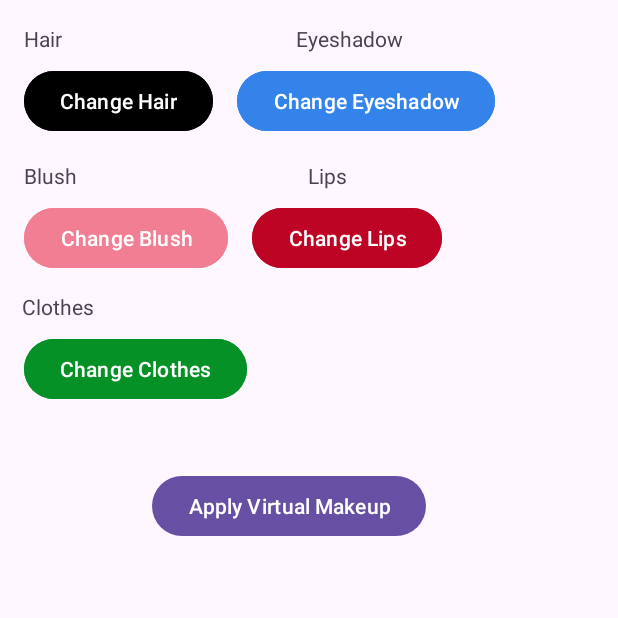
After one commit to ShahaniV/Elixir-2.0, an Android app: the VirtualTryOn screen opened directly, with no data from a screen before it, on a phone screen of 412 x 824 dp, the top half of it. The commit adds this screen. Run offline under Robolectric (Android 15) with nearby library versions, the phone set to English and light mode, and no system bars.

Commit message:
Virtual Try On Progress

```diff
--- a/app/src/main/AndroidManifest.xml
+++ b/app/src/main/AndroidManifest.xml
@@ -22,6 +22,9 @@
         android:supportsRtl="true"
         android:theme="@style/Theme.FaceColorAnalyzer"
         tools:targetApi="31">
+        <activity
+            android:name=".VirtualTryOn"
+            android:exported="false" />
         <activity
             android:name=".ClickGuide"
             android:exported="false" />
--- a/app/src/main/java/com/example/facecoloranalyzer/MainActivity.java
+++ b/app/src/main/java/com/example/facecoloranalyzer/MainActivity.java
@@ -256,6 +256,8 @@ public class MainActivity extends AppCompatActivity {
             public void run() {
                 try {
                     Socket socket = new Socket(SERVER_IP, SERVER_PORT);
+                    SocketManager.getInstance().setSocket(socket); // Store the socket in SocketManager
+
                     ByteArrayOutputStream byteArrayOutputStream = new ByteArrayOutputStream();
                     bitmap.compress(Bitmap.CompressFormat.JPEG, 100, byteArrayOutputStream);
                     byte[] imageData = byteArrayOutputStream.toByteArray();
@@ -272,7 +274,6 @@ public class MainActivity extends AppCompatActivity {
                     int bytesRead = inputStreamReader.read(buffer);
                     final String seasonal = new String(buffer, 0, bytesRead);
 
-
                     runOnUiThread(new Runnable() {
                         @Override
                         public void run() {
@@ -284,8 +285,6 @@ public class MainActivity extends AppCompatActivity {
                             startActivity(resultIntent);
                         }
                     });
-
-                    socket.close();
                 } catch (IOException e) {
                     Log.e("MainActivity", "Error sending image to server", e);
                     runOnUiThread(new Runnable() {
--- /dev/null
+++ b/app/src/main/java/com/example/facecoloranalyzer/VirtualTryOn.java
@@ -0,0 +1,157 @@
+package com.example.facecoloranalyzer;
+
+import android.app.AlertDialog;
+import android.app.ProgressDialog;
+import android.graphics.Bitmap;
+import android.graphics.BitmapFactory;
+import android.graphics.drawable.ColorDrawable;
+import android.os.Bundle;
+import android.util.Log;
+import android.widget.Button;
+import android.widget.ImageView;
+import android.widget.Toast;
+
+import androidx.activity.EdgeToEdge;
+import androidx.appcompat.app.AppCompatActivity;
+import androidx.core.graphics.Insets;
+import androidx.core.view.ViewCompat;
+import androidx.core.view.WindowInsetsCompat;
+
+import java.io.DataInputStream;
+import java.io.DataOutputStream;
+import java.io.IOException;
+import java.net.Socket;
+
+public class VirtualTryOn extends AppCompatActivity {
+
+    private String hairColor;
+    private String eyeshadowColor;
+    private String blushColor;
+    private String lipsColor;
+    private String clothesColor;
+
+    private ImageView virtualMakeupImageView;
+    private ProgressDialog progressDialog;
+
+    @Override
+    protected void onCreate(Bundle savedInstanceState) {
+        super.onCreate(savedInstanceState);
+        EdgeToEdge.enable(this);
+        setContentView(R.layout.activity_virtual_try_on);
+        ViewCompat.setOnApplyWindowInsetsListener(findViewById(R.id.main), (v, insets) -> {
+            Insets systemBars = insets.getInsets(WindowInsetsCompat.Type.systemBars());
+            v.setPadding(systemBars.left, systemBars.top, systemBars.right, systemBars.bottom);
+            return insets;
+        });
+
+        Button btnHair = findViewById(R.id.btnHair);
+        Button btnEyeshadow = findViewById(R.id.btnEyeshadow);
+        Button btnBlush = findViewById(R.id.btnBlush);
+        Button btnLips = findViewById(R.id.btnLips);
+        Button btnClothes = findViewById(R.id.btnClothes);
+        Button btnVirtualMakeup = findViewById(R.id.btnVirtualMakeup);
+        virtualMakeupImageView = findViewById(R.id.virtualMakeupImageView);
+
+        progressDialog = new ProgressDialog(this);
+        progressDialog.setMessage("Applying virtual makeup...");
+        progressDialog.setCancelable(false);
+
+        btnHair.setOnClickListener(view -> updateColor(btnHair));
+        btnEyeshadow.setOnClickListener(view -> updateColor(btnEyeshadow));
+        btnBlush.setOnClickListener(view -> updateColor(btnBlush));
+        btnLips.setOnClickListener(view -> updateColor(btnLips));
+        btnClothes.setOnClickListener(view -> updateColor(btnClothes));
+        btnVirtualMakeup.setOnClickListener(view -> sendVirtualMakeupRequest());
+    }
+
+    private void updateColor(Button button) {
+        String color = Integer.toHexString(((ColorDrawable) button.getBackground()).getColor());
+        int id = button.getId();
+        if (id == R.id.btnHair) {
+            hairColor = color;
+        } else if (id == R.id.btnEyeshadow) {
+            eyeshadowColor = color;
+        } else if (id == R.id.btnBlush) {
+            blushColor = color;
+        } else if (id == R.id.btnLips) {
+            lipsColor = color;
+        } else if (id == R.id.btnClothes) {
+            clothesColor = color;
+        }
+    }
+
+    private void sendVirtualMakeupRequest() {
+        progressDialog.show();
+        new Thread(() -> {
+            try {
+                Socket socket = SocketManager.getInstance().getSocket(); // Get the existing socket
+
+                if (socket != null && socket.isConnected()) {
+                    Log.d("VirtualTryOn", "Socket is connected");
+
+                    // Send the "VirtualMakeup" string to the server
+                    DataOutputStream dataOutputStream = new DataOutputStream(socket.getOutputStream());
+                    dataOutputStream.writeUTF("VirtualMakeup");
+                    dataOutputStream.flush();
+                    Log.d("VirtualTryOn", "Sent VirtualMakeup request to the server");
+
+                    // Send the color data to the server
+                    sendColorData(dataOutputStream, blushColor);
+                    sendColorData(dataOutputStream, eyeshadowColor);
+                    sendColorData(dataOutputStream, hairColor);
+                    sendColorData(dataOutputStream, lipsColor);
+
+                    // Receive the length of the image data
+                    DataInputStream dataInputStream = new DataInputStream(socket.getInputStream());
+                    int length = dataInputStream.readInt();
+                    Log.d("VirtualTryOn", "Received image length: " + length);
+
+                    if (length > 0) {
+                        // Receive the image data
+                        byte[] imageData = new byte[length];
+                        dataInputStream.readFully(imageData);
+                        Log.d("VirtualTryOn", "Received image data of length: " + imageData.length);
+
+                        // Convert the byte data to a Bitmap
+                        Bitmap bitmap = BitmapFactory.decodeByteArray(imageData, 0, length);
+                        Log.d("VirtualTryOn", "Converted image data to Bitmap");
+
+                        // Update the UI with the received image
+                        runOnUiThread(() -> {
+                            progressDialog.dismiss();
+                            virtualMakeupImageView.setImageBitmap(bitmap);
+                            Log.d("VirtualTryOn", "Displayed virtual makeup image");
+                            new AlertDialog.Builder(VirtualTryOn.this)
+                                    .setTitle("Success")
+                                    .setMessage("Successfully received an image from the server.")
+                                    .setPositiveButton("OK", null)
+                                    .show();
+                        });
+                    } else {
+                        Log.e("VirtualTryOn", "Received image length is 0 or negative");
+                        throw new IOException("Received image length is 0 or negative.");
+                    }
+                } else {
+                    Log.e("VirtualTryOn", "Socket is null or not connected");
+                    throw new IOException("Socket is null or not connected");
+                }
+            } catch (Exception e) {
+                Log.e("VirtualTryOn", "Error in virtual makeup request", e);
+                String errorMessage = e.getMessage() != null ? e.getMessage() : "Unknown error";
+                runOnUiThread(() -> {
+                    progressDialog.dismiss();
+                    Toast.makeText(VirtualTryOn.this, "Failed to apply virtual makeup: " + errorMessage, Toast.LENGTH_LONG).show();
+                });
+            }
+        }).start();
+    }
+
+    private void sendColorData(DataOutputStream dataOutputStream, String color) throws IOException {
+        int colorInt = (int) Long.parseLong(color, 16);
+        int blue = (colorInt) & 0xFF;
+        int green = (colorInt >> 8) & 0xFF;
+        int red = (colorInt >> 16) & 0xFF;
+        dataOutputStream.writeUTF(blue + "," + green + "," + red);
+        dataOutputStream.flush();
+    }
+}
--- /dev/null
+++ b/app/src/main/res/layout/activity_virtual_try_on.xml
@@ -0,0 +1,158 @@
+<?xml version="1.0" encoding="utf-8"?>
+<androidx.constraintlayout.widget.ConstraintLayout xmlns:android="http://schemas.android.com/apk/res/android"
+    xmlns:app="http://schemas.android.com/apk/res-auto"
+    xmlns:tools="http://schemas.android.com/tools"
+    android:id="@+id/main"
+    android:layout_width="match_parent"
+    android:layout_height="match_parent"
+    tools:context=".VirtualTryOn">
+
+
+    <!-- Hair Button and Label -->
+
+    <Button
+        android:id="@+id/btnVirtualMakeup"
+        android:layout_width="wrap_content"
+        android:layout_height="wrap_content"
+        android:layout_centerHorizontal="true"
+        android:text="Apply Virtual Makeup"
+        app:layout_constraintBottom_toTopOf="@+id/virtualMakeupImageView"
+        app:layout_constraintEnd_toEndOf="parent"
+        app:layout_constraintHorizontal_bias="0.441"
+        app:layout_constraintStart_toStartOf="parent"
+        app:layout_constraintTop_toTopOf="parent"
+        app:layout_constraintVertical_bias="0.881" />
+
+    <ImageView
+        android:id="@+id/virtualMakeupImageView"
+        android:layout_width="match_parent"
+        android:layout_height="wrap_content"
+        android:layout_below="@id/btnVirtualMakeup"
+        android:layout_marginTop="16dp"
+        android:layout_marginEnd="16dp"
+        android:adjustViewBounds="true"
+        android:contentDescription="Virtual Makeup Result"
+        android:scaleType="fitCenter"
+        app:layout_constraintBottom_toBottomOf="parent"
+        app:layout_constraintEnd_toEndOf="parent"
+        app:layout_constraintTop_toBottomOf="@+id/btnClothes"
+        app:layout_constraintVertical_bias="0.218" />
+
+    <TextView
+        android:id="@+id/tvHair"
+        android:layout_width="wrap_content"
+        android:layout_height="wrap_content"
+        android:text="Hair"
+        app:layout_constraintTop_toTopOf="parent"
+        app:layout_constraintStart_toStartOf="parent"
+        android:layout_marginTop="16dp"
+        android:layout_marginStart="16dp" />
+
+    <Button
+        android:id="@+id/btnHair"
+        android:layout_width="wrap_content"
+        android:layout_height="wrap_content"
+        android:backgroundTint="@color/black"
+        android:text="Change Hair"
+        app:layout_constraintTop_toBottomOf="@+id/tvHair"
+        app:layout_constraintStart_toStartOf="parent"
+        android:layout_marginTop="8dp"
+        android:layout_marginStart="16dp" />
+
+    <!-- Eyeshadow Button and Label -->
+
+    <TextView
+        android:id="@+id/tvEyeshadow"
+        android:layout_width="wrap_content"
+        android:layout_height="wrap_content"
+        android:layout_marginStart="156dp"
+        android:layout_marginTop="16dp"
+        android:text="Eyeshadow"
+        app:layout_constraintEnd_toEndOf="parent"
+        app:layout_constraintHorizontal_bias="0.0"
+        app:layout_constraintStart_toEndOf="@+id/tvHair"
+        app:layout_constraintTop_toTopOf="parent" />
+
+    <Button
+        android:id="@+id/btnEyeshadow"
+        android:layout_width="wrap_content"
+        android:layout_height="wrap_content"
+        android:backgroundTint="#3483eb"
+        android:text="Change Eyeshadow"
+        app:layout_constraintTop_toBottomOf="@+id/tvEyeshadow"
+        app:layout_constraintStart_toEndOf="@+id/btnHair"
+        android:layout_marginTop="8dp"
+        android:layout_marginStart="16dp" />
+
+    <!-- Blush Button and Label -->
+    <TextView
+        android:id="@+id/tvBlush"
+        android:layout_width="wrap_content"
+        android:layout_height="wrap_content"
+        android:text="Blush"
+        app:layout_constraintTop_toBottomOf="@+id/btnHair"
+        app:layout_constraintStart_toStartOf="parent"
+        android:layout_marginTop="16dp"
+        android:layout_marginStart="16dp" />
+
+    <Button
+        android:id="@+id/btnBlush"
+        android:layout_width="wrap_content"
+        android:layout_height="wrap_content"
+        android:text="Change Blush"
+        android:backgroundTint="#f27e93"
+        app:layout_constraintTop_toBottomOf="@+id/tvBlush"
+        app:layout_constraintStart_toStartOf="parent"
+        android:layout_marginTop="8dp"
+        android:layout_marginStart="16dp" />
+
+    <!-- Lips Button and Label -->
+
+    <TextView
+        android:id="@+id/tvLips"
+        android:layout_width="wrap_content"
+        android:layout_height="wrap_content"
+        android:layout_marginStart="16dp"
+        android:layout_marginTop="16dp"
+        android:text="Lips"
+        app:layout_constraintEnd_toEndOf="parent"
+        app:layout_constraintHorizontal_bias="0.433"
+        app:layout_constraintStart_toEndOf="@+id/tvBlush"
+        app:layout_constraintTop_toBottomOf="@+id/btnEyeshadow" />
+
+    <Button
+        android:id="@+id/btnLips"
+        android:layout_width="wrap_content"
+        android:layout_height="wrap_content"
+        android:backgroundTint="#bd0425"
+        android:text="Change Lips"
+        app:layout_constraintTop_toBottomOf="@+id/tvLips"
+        app:layout_constraintStart_toEndOf="@+id/btnBlush"
+        android:layout_marginTop="8dp"
+        android:layout_marginStart="16dp" />
+
+    <!-- Clothes Button and Label -->
+
+    <TextView
+        android:id="@+id/tvClothes"
+        android:layout_width="wrap_content"
+        android:layout_height="wrap_content"
+        android:layout_marginTop="12dp"
+        android:text="Clothes"
+        app:layout_constraintEnd_toEndOf="parent"
+        app:layout_constraintHorizontal_bias="0.041"
+        app:layout_constraintStart_toStartOf="parent"
+        app:layout_constraintTop_toBottomOf="@+id/btnBlush" />
+
+    <Button
+        android:id="@+id/btnClothes"
+        android:layout_width="wrap_content"
+        android:layout_height="wrap_content"
+        android:backgroundTint="#069126"
+        android:text="Change Clothes"
+        app:layout_constraintTop_toBottomOf="@+id/tvClothes"
+        app:layout_constraintStart_toStartOf="parent"
+        android:layout_marginTop="8dp"
+        android:layout_marginStart="16dp" />
+
+</androidx.constraintlayout.widget.ConstraintLayout>
```
Also changed, not shown: app/src/main/java/com/example/facecoloranalyzer/DetailedPalette.java (+10 -0 lines), app/src/main/java/com/example/facecoloranalyzer/SocketManager.java (added, +25 -0 lines), app/src/main/res/layout/bottomsheetlayout.xml (+25 -1 lines).
